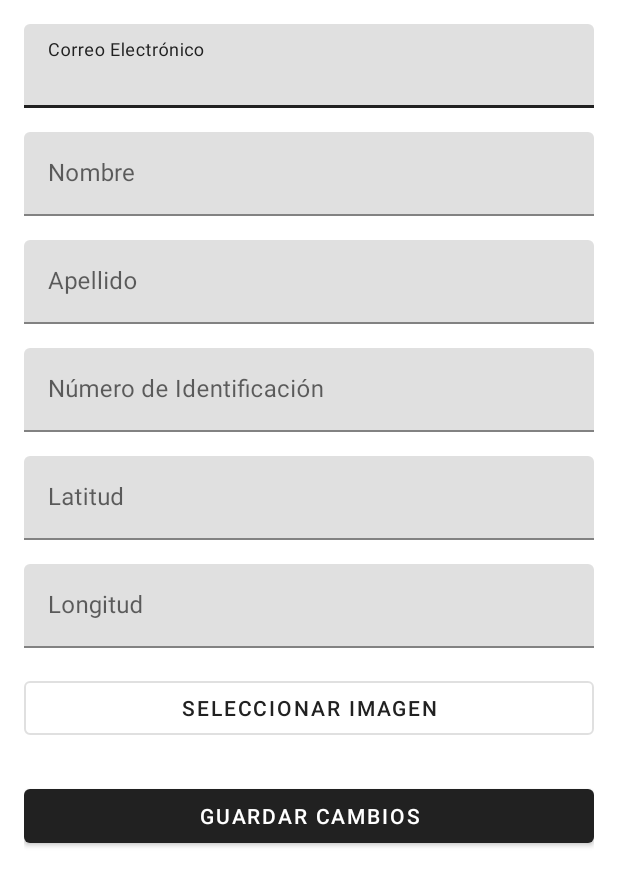
After one commit to S3rg100/taller3, an Android app: the layout activity_edit_user.xml on its own in the app's theme, with its tools: preview values and no code run, on a phone screen of 412 x 824 dp. The commit adds this screen. Shown: the top 886 px of the screen. Run offline under Robolectric (Android 15) with nearby library versions, the phone set to English and light mode, and no system bars.

Commit message:
actualización funcionalidades mapa

```diff
--- a/app/src/main/java/com/example/taller3/User.kt
+++ b/app/src/main/java/com/example/taller3/User.kt
@@ -1,10 +1,9 @@
 package com.example.taller3
 
 data class User(
+    val id: String? = null,
     val nombre: String? = null,
-    val apellido: String? = null,
     val correo: String? = null,
-    val identificación: String? = null,
     val latitud: String? = null,
     val longitud: String? = null,
     val estado: String? = null
--- /dev/null
+++ b/app/src/main/res/layout/activity_edit_user.xml
@@ -0,0 +1,129 @@
+<?xml version="1.0" encoding="utf-8"?>
+<androidx.constraintlayout.widget.ConstraintLayout
+    xmlns:android="http://schemas.android.com/apk/res/android"
+    xmlns:app="http://schemas.android.com/apk/res-auto"
+    android:layout_width="match_parent"
+    android:layout_height="match_parent"
+    android:padding="16dp">
+
+    <com.google.android.material.textfield.TextInputLayout
+        android:id="@+id/emailLayout"
+        android:layout_width="0dp"
+        android:layout_height="wrap_content"
+        android:hint="Correo Electrónico"
+        app:layout_constraintTop_toTopOf="parent"
+        app:layout_constraintStart_toStartOf="parent"
+        app:layout_constraintEnd_toEndOf="parent">
+
+        <com.google.android.material.textfield.TextInputEditText
+            android:id="@+id/editEmailEditText"
+            android:layout_width="match_parent"
+            android:layout_height="wrap_content"
+            android:inputType="textEmailAddress" />
+    </com.google.android.material.textfield.TextInputLayout>
+
+    <com.google.android.material.textfield.TextInputLayout
+        android:id="@+id/nameLayout"
+        android:layout_width="0dp"
+        android:layout_height="wrap_content"
+        android:hint="Nombre"
+        app:layout_constraintTop_toBottomOf="@id/emailLayout"
+        app:layout_constraintStart_toStartOf="parent"
+        app:layout_constraintEnd_toEndOf="parent"
+        android:layout_marginTop="16dp">
+
+        <com.google.android.material.textfield.TextInputEditText
+            android:id="@+id/editNameEditText"
+            android:layout_width="match_parent"
+            android:layout_height="wrap_content" />
+    </com.google.android.material.textfield.TextInputLayout>
+
+    <com.google.android.material.textfield.TextInputLayout
+        android:id="@+id/lastNameLayout"
+        android:layout_width="0dp"
+        android:layout_height="wrap_content"
+        android:hint="Apellido"
+        app:layout_constraintTop_toBottomOf="@id/nameLayout"
+        app:layout_constraintStart_toStartOf="parent"
+        app:layout_constraintEnd_toEndOf="parent"
+        android:layout_marginTop="16dp">
+
+        <com.google.android.material.textfield.TextInputEditText
+            android:id="@+id/editLastNameEditText"
+            android:layout_width="match_parent"
+            android:layout_height="wrap_content" />
+    </com.google.android.material.textfield.TextInputLayout>
+
+    <com.google.android.material.textfield.TextInputLayout
+        android:id="@+id/identificationLayout"
+        android:layout_width="0dp"
+        android:layout_height="wrap_content"
+        android:hint="Número de Identificación"
+        app:layout_constraintTop_toBottomOf="@id/lastNameLayout"
+        app:layout_constraintStart_toStartOf="parent"
+        app:layout_constraintEnd_toEndOf="parent"
+        android:layout_marginTop="16dp">
+
+        <com.google.android.material.textfield.TextInputEditText
+            android:id="@+id/editIdentificationEditText"
+            android:layout_width="match_parent"
+            android:layout_height="wrap_content" />
+    </com.google.android.material.textfield.TextInputLayout>
+
+    <com.google.android.material.textfield.TextInputLayout
+        android:id="@+id/latitudeLayout"
+        android:layout_width="0dp"
+        android:layout_height="wrap_content"
+        android:hint="Latitud"
+        app:layout_constraintTop_toBottomOf="@id/identificationLayout"
+        app:layout_constraintStart_toStartOf="parent"
+        app:layout_constraintEnd_toEndOf="parent"
+        android:layout_marginTop="16dp">
+
+        <com.google.android.material.textfield.TextInputEditText
+            android:id="@+id/editLatitudeEditText"
+            android:layout_width="match_parent"
+            android:layout_height="wrap_content"
+            android:inputType="numberDecimal" />
+    </com.google.android.material.textfield.TextInputLayout>
+
+    <com.google.android.material.textfield.TextInputLayout
+        android:id="@+id/longitudeLayout"
+        android:layout_width="0dp"
+        android:layout_height="wrap_content"
+        android:hint="Longitud"
+        app:layout_constraintTop_toBottomOf="@id/latitudeLayout"
+        app:layout_constraintStart_toStartOf="parent"
+        app:layout_constraintEnd_toEndOf="parent"
+        android:layout_marginTop="16dp">
+
+        <com.google.android.material.textfield.TextInputEditText
+            android:id="@+id/editLongitudeEditText"
+            android:layout_width="match_parent"
+            android:layout_height="wrap_content"
+            android:inputType="numberDecimal" />
+    </com.google.android.material.textfield.TextInputLayout>
+
+    <Button
+        android:id="@+id/selectImageButton"
+        android:layout_width="0dp"
+        android:layout_height="wrap_content"
+        android:text="Seleccionar Imagen"
+        style="@style/Widget.MaterialComponents.Button.OutlinedButton"
+        app:layout_constraintTop_toBottomOf="@id/longitudeLayout"
+        app:layout_constraintStart_toStartOf="parent"
+        app:layout_constraintEnd_toEndOf="parent"
+        android:layout_marginTop="16dp" />
+
+    <Button
+        android:id="@+id/saveButton"
+        android:layout_width="0dp"
+        android:layout_height="wrap_content"
+        android:text="Guardar Cambios"
+        style="@style/Widget.MaterialComponents.Button"
+        app:layout_constraintTop_toBottomOf="@id/selectImageButton"
+        app:layout_constraintStart_toStartOf="parent"
+        app:layout_constraintEnd_toEndOf="parent"
+        android:layout_marginTop="24dp" />
+
+</androidx.constraintlayout.widget.ConstraintLayout>
--- a/gradle/libs.versions.toml
+++ b/gradle/libs.versions.toml
@@ -14,6 +14,7 @@ firebaseAuth = "23.1.0"
 firebaseDatabase = "21.0.0"
 firebaseStorageKtx = "21.0.1"
 glide = "4.15.1"
+googleMaps = "18.0.2"  # Agregamos la versión de Google Maps
 
 [libraries]
 androidx-core-ktx = { group = "androidx.core", name = "core-ktx", version.ref = "coreKtx" }
@@ -34,6 +35,7 @@ firebase-database = { group = "com.google.firebase", name = "firebase-database",
 firebase-storage-ktx = { group = "com.google.firebase", name = "firebase-storage-ktx", version.ref = "firebaseStorageKtx" }
 glide = { module = "com.github.bumptech.glide:glide", version.ref = "glide" }
 glide-compiler = { module = "com.github.bumptech.glide:compiler", version.ref = "glide" }
+google-maps = { module = "com.google.android.gms:play-services-maps", version.ref = "googleMaps" }  # Definición de Google Maps
 
 [plugins]
 android-application = { id = "com.android.application", version.ref = "agp" }
```
Also changed, not shown: app/build.gradle.kts (+13 -6 lines), app/src/main/AndroidManifest.xml (+11 -8 lines), app/src/main/java/com/example/taller3/EditUserActivity.kt (added, +121 -0 lines), app/src/main/java/com/example/taller3/UserAdapter.kt (+13 -1 lines), app/src/main/java/com/example/taller3/UserListActivity.kt (+3 -11 lines), app/src/main/java/com/example/taller3/UserMapActivity.kt (added, +77 -0 lines), app/src/main/res/layout/activity_user_map.xml (added, +11 -0 lines).
